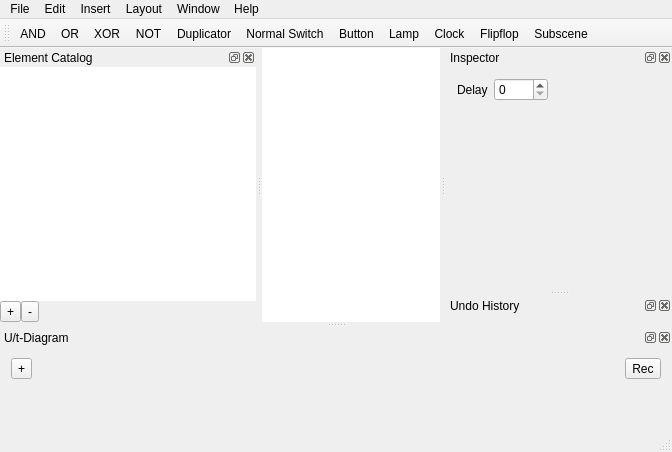
Before: the Qt Designer form src/widgets/mainwindow.ui in narrowtux/Gatter, drawn with Qt 5.
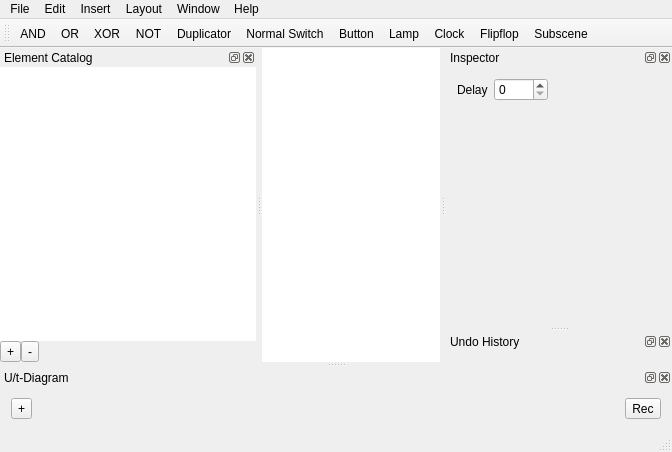
After: the same form once the commit is applied. Icons and pictures are not drawn. Custom widgets are drawn as their Qt base class.

Patch:
```diff
--- a/src/widgets/mainwindow.ui
+++ b/src/widgets/mainwindow.ui
@@ -351,19 +351,6 @@
      <item row="1" column="0" colspan="3">
       <layout class="QVBoxLayout" name="UTRecordLayout"/>
      </item>
-     <item row="2" column="0">
-      <spacer name="verticalSpacer_2">
-       <property name="orientation">
-        <enum>Qt::Vertical</enum>
-       </property>
-       <property name="sizeHint" stdset="0">
-        <size>
-         <width>20</width>
-         <height>40</height>
-        </size>
-       </property>
-      </spacer>
-     </item>
     </layout>
    </widget>
   </widget>
```
